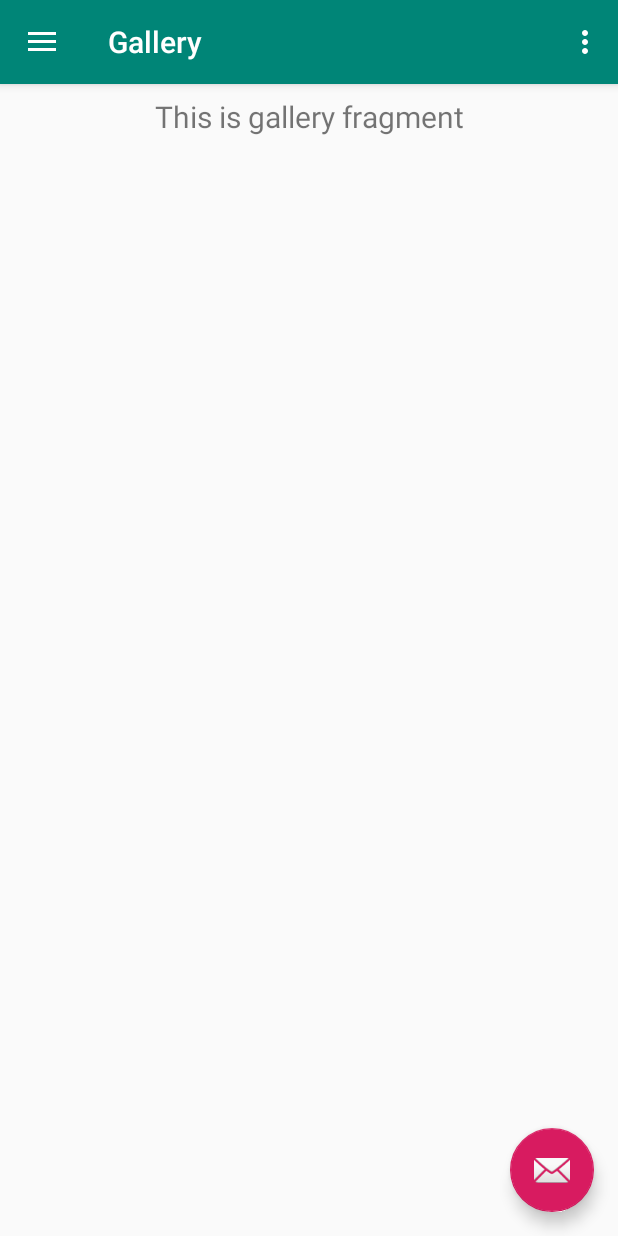
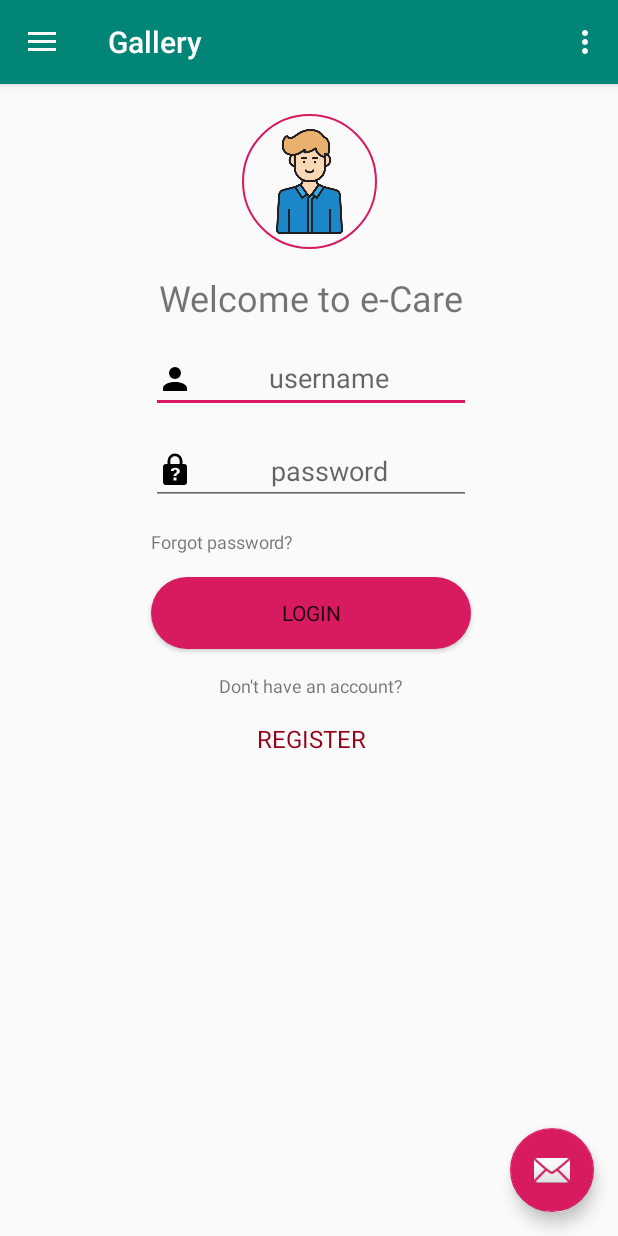
Before and after one commit to xcixor/e-care, an Android app: the screen it shows after launch (NavigationActivity), in the side drawer, after a tap on "Gallery", on a phone screen of 412 x 824 dp. Run offline under Robolectric (Android 15) with nearby library versions, the phone set to English and light mode, and no system bars; our stand-ins replace Firebase (no records; nobody signed in at launch, a user with empty details on screens opened directly), navigation-ui; Roboto replaces fonts that are not available here.

Commit message:
chore(refactor): convert login activity to fragment and delete unnecessary files

```diff
--- a/app/src/main/java/com/ecareuae/e_care/NavigationActivity.java
+++ b/app/src/main/java/com/ecareuae/e_care/NavigationActivity.java
@@ -44,7 +44,7 @@ public class NavigationActivity extends AppCompatActivity {
         // Passing each menu ID as a set of Ids because each
         // menu should be considered as top level destinations.
         mAppBarConfiguration = new AppBarConfiguration.Builder(
-                R.id.nav_home, R.id.nav_gallery, R.id.nav_slideshow,
+                R.id.nav_home, R.id.nav_login, R.id.nav_slideshow,
                 R.id.nav_tools, R.id.nav_share, R.id.nav_send)
                 .setDrawerLayout(drawer)
                 .build();
--- a/app/src/main/java/com/ecareuae/e_care/ui/gallery/GalleryFragment.java
+++ /dev/null
@@ -1,35 +0,0 @@
-package com.ecareuae.e_care.ui.gallery;
-
-import android.os.Bundle;
-import android.view.LayoutInflater;
-import android.view.View;
-import android.view.ViewGroup;
-import android.widget.TextView;
-
-import androidx.annotation.Nullable;
-import androidx.annotation.NonNull;
-import androidx.fragment.app.Fragment;
-import androidx.lifecycle.Observer;
-import androidx.lifecycle.ViewModelProviders;
-
-import com.ecareuae.e_care.R;
-
-public class GalleryFragment extends Fragment {
-
-    private GalleryViewModel galleryViewModel;
-
-    public View onCreateView(@NonNull LayoutInflater inflater,
-                             ViewGroup container, Bundle savedInstanceState) {
-        galleryViewModel =
-                ViewModelProviders.of(this).get(GalleryViewModel.class);
-        View root = inflater.inflate(R.layout.fragment_gallery, container, false);
-        final TextView textView = root.findViewById(R.id.text_gallery);
-        galleryViewModel.getText().observe(this, new Observer<String>() {
-            @Override
-            public void onChanged(@Nullable String s) {
-                textView.setText(s);
-            }
-        });
-        return root;
-    }
-}
--- a/app/src/main/java/com/ecareuae/e_care/ui/home/HomeFragment.java
+++ b/app/src/main/java/com/ecareuae/e_care/ui/home/HomeFragment.java
@@ -3,7 +3,6 @@ package com.ecareuae.e_care.ui.home;
 import android.Manifest;
 import android.app.Dialog;
 import android.content.Context;
-import android.content.Intent;
 import android.content.pm.PackageManager;
 import android.location.Address;
 import android.location.Geocoder;
@@ -14,7 +13,6 @@ import android.view.KeyEvent;
 import android.view.LayoutInflater;
 import android.view.View;
 import android.view.ViewGroup;
-import android.view.WindowManager;
 import android.view.inputmethod.EditorInfo;
 import android.view.inputmethod.InputMethodManager;
 import android.widget.EditText;
@@ -22,19 +20,15 @@ import android.widget.ImageView;
 import android.widget.TextView;
 import android.widget.Toast;
 
-import androidx.annotation.Nullable;
 import androidx.annotation.NonNull;
 import androidx.core.app.ActivityCompat;
 import androidx.core.content.ContextCompat;
 import androidx.fragment.app.Fragment;
 import androidx.fragment.app.FragmentTransaction;
-import androidx.lifecycle.Observer;
 import androidx.lifecycle.ViewModelProviders;
 
-import com.ecareuae.e_care.BookAppointmentActivity;
 import com.ecareuae.e_care.CustomInfoWindowAdapter;
 import com.ecareuae.e_care.FirebaseUtil;
-import com.ecareuae.e_care.MainActivity;
 import com.ecareuae.e_care.MarkerInfo;
 import com.ecareuae.e_care.R;
 import com.ecareuae.e_care.User;
--- /dev/null
+++ b/app/src/main/java/com/ecareuae/e_care/ui/login/LoginFragment.java
@@ -0,0 +1,29 @@
+package com.ecareuae.e_care.ui.login;
+
+import android.os.Bundle;
+import android.view.LayoutInflater;
+import android.view.View;
+import android.view.ViewGroup;
+import android.widget.TextView;
+
+import androidx.annotation.Nullable;
+import androidx.annotation.NonNull;
+import androidx.fragment.app.Fragment;
+import androidx.lifecycle.Observer;
+import androidx.lifecycle.ViewModelProviders;
+
+import com.ecareuae.e_care.R;
+
+public class LoginFragment extends Fragment {
+
+    private LoginViewModel mLoginViewModel;
+
+    public View onCreateView(@NonNull LayoutInflater inflater,
+                             ViewGroup container, Bundle savedInstanceState) {
+        mLoginViewModel =
+                ViewModelProviders.of(this).get(LoginViewModel.class);
+        View root = inflater.inflate(R.layout.fragment_login, container, false);
+
+        return root;
+    }
+}
--- a/app/src/main/java/com/ecareuae/e_care/ui/gallery/GalleryViewModel.java
+++ b/app/src/main/java/com/ecareuae/e_care/ui/login/LoginViewModel.java
@@ -1,14 +1,14 @@
-package com.ecareuae.e_care.ui.gallery;
+package com.ecareuae.e_care.ui.login;
 
 import androidx.lifecycle.LiveData;
 import androidx.lifecycle.MutableLiveData;
 import androidx.lifecycle.ViewModel;
 
-public class GalleryViewModel extends ViewModel {
+public class LoginViewModel extends ViewModel {
 
     private MutableLiveData<String> mText;
 
-    public GalleryViewModel() {
+    public LoginViewModel() {
         mText = new MutableLiveData<>();
         mText.setValue("This is gallery fragment");
     }
--- a/app/src/main/res/layout/fragment_book_appointment.xml
+++ b/app/src/main/res/layout/fragment_book_appointment.xml
@@ -1,13 +1,11 @@
 <?xml version="1.0" encoding="utf-8"?>
 <androidx.constraintlayout.widget.ConstraintLayout xmlns:android="http://schemas.android.com/apk/res/android"
     xmlns:app="http://schemas.android.com/apk/res-auto"
-    xmlns:tools="http://schemas.android.com/tools"
     android:layout_width="match_parent"
     android:layout_height="wrap_content"
     android:paddingLeft="@dimen/internal_padding"
     android:paddingRight="@dimen/internal_padding"
-    android:paddingBottom="10dp"
-    tools:context=".BookAppointmentActivity">
+    android:paddingBottom="10dp">
 
     <TextView
         android:id="@+id/tv_appointment_doctor"
--- a/app/src/main/res/layout/fragment_gallery.xml
+++ /dev/null
@@ -1,19 +0,0 @@
-<?xml version="1.0" encoding="utf-8"?>
-<androidx.constraintlayout.widget.ConstraintLayout xmlns:android="http://schemas.android.com/apk/res/android"
-    xmlns:app="http://schemas.android.com/apk/res-auto"
-    android:layout_width="match_parent"
-    android:layout_height="match_parent">
-
-    <TextView
-        android:id="@+id/text_gallery"
-        android:layout_width="match_parent"
-        android:layout_height="wrap_content"
-        android:layout_marginStart="8dp"
-        android:layout_marginTop="8dp"
-        android:layout_marginEnd="8dp"
-        android:textAlignment="center"
-        android:textSize="20sp"
-        app:layout_constraintEnd_toEndOf="parent"
-        app:layout_constraintStart_toStartOf="parent"
-        app:layout_constraintTop_toTopOf="parent" />
-</androidx.constraintlayout.widget.ConstraintLayout>
--- a/app/src/main/res/layout/fragment_home.xml
+++ b/app/src/main/res/layout/fragment_home.xml
@@ -3,15 +3,13 @@
     xmlns:app="http://schemas.android.com/apk/res-auto"
     xmlns:tools="http://schemas.android.com/tools"
     android:layout_width="match_parent"
-    android:layout_height="match_parent"
-    tools:context=".MainActivity">
+    android:layout_height="match_parent">
 
     <fragment
         android:id="@+id/map"
         android:name="com.google.android.gms.maps.SupportMapFragment"
         android:layout_width="match_parent"
         android:layout_height="match_parent"
-        tools:context="com.ecareuae.e_care.MainActivity"
         tools:layout_editor_absoluteX="34dp"
         tools:layout_editor_absoluteY="130dp" />
 
--- a/app/src/main/res/layout-v26/activity_login.xml
+++ b/app/src/main/res/layout/fragment_login.xml
@@ -6,8 +6,7 @@
     android:layout_height="match_parent"
     android:paddingLeft="@dimen/internal_padding"
     android:paddingTop="20dp"
-    android:paddingRight="@dimen/internal_padding"
-    tools:context=".LoginActivity">
+    android:paddingRight="@dimen/internal_padding">
 
     <ImageView
         android:id="@+id/avatar"
@@ -39,13 +38,13 @@
         android:layout_height="0dp"
         android:layout_marginTop="16dp"
         android:autofillHints=""
+        android:drawableStart="@drawable/ic_name"
+        android:drawableLeft="@drawable/ic_name"
         android:ems="10"
         android:gravity="center"
         android:hint="@string/username_hint"
         android:includeFontPadding="false"
         android:inputType="textPersonName"
-        android:drawableStart="@drawable/ic_name"
-        android:drawableLeft="@drawable/ic_name"
         app:layout_constraintEnd_toEndOf="@+id/textView"
         app:layout_constraintStart_toStartOf="@+id/textView"
         app:layout_constraintTop_toBottomOf="@+id/textView" />
@@ -55,13 +54,13 @@
         android:layout_width="wrap_content"
         android:layout_height="0dp"
         android:layout_marginTop="16dp"
+        android:drawableStart="@drawable/ic_password"
+        android:drawableLeft="@drawable/ic_password"
         android:ems="10"
         android:gravity="center"
         android:hint="@string/password_hint"
         android:importantForAutofill="no"
         android:inputType="textPassword"
-        android:drawableStart="@drawable/ic_password"
-        android:drawableLeft="@drawable/ic_password"
         app:layout_constraintEnd_toEndOf="@+id/et_username"
         app:layout_constraintHorizontal_bias="0.0"
         app:layout_constraintStart_toStartOf="@+id/et_username"
--- a/app/src/main/res/menu/activity_navigation_drawer.xml
+++ b/app/src/main/res/menu/activity_navigation_drawer.xml
@@ -8,10 +8,6 @@
             android:id="@+id/nav_home"
             android:icon="@drawable/ic_menu_camera"
             android:title="@string/menu_home" />
-        <item
-            android:id="@+id/nav_gallery"
-            android:icon="@drawable/ic_menu_gallery"
-            android:title="@string/menu_gallery" />
         <item
             android:id="@+id/nav_slideshow"
             android:icon="@drawable/ic_menu_slideshow"
@@ -32,6 +28,10 @@
                 android:id="@+id/nav_send"
                 android:icon="@drawable/ic_menu_send"
                 android:title="@string/menu_send" />
+            <item
+                android:id="@+id/nav_login"
+                android:icon="@drawable/ic_menu_gallery"
+                android:title="@string/menu_login" />
         </menu>
     </item>
 
--- a/app/src/main/res/navigation/mobile_navigation.xml
+++ b/app/src/main/res/navigation/mobile_navigation.xml
@@ -12,10 +12,10 @@
         tools:layout="@layout/fragment_home" />
 
     <fragment
-        android:id="@+id/nav_gallery"
-        android:name="com.ecareuae.e_care.ui.gallery.GalleryFragment"
-        android:label="@string/menu_gallery"
-        tools:layout="@layout/fragment_gallery" />
+        android:id="@+id/nav_login"
+        android:name="com.ecareuae.e_care.ui.login.LoginFragment"
+        android:label="@string/menu_login"
+        tools:layout="@layout/fragment_login" />
 
     <fragment
         android:id="@+id/nav_slideshow"
--- a/app/src/main/res/values/strings.xml
+++ b/app/src/main/res/values/strings.xml
@@ -58,7 +58,7 @@
     <string name="action_settings">Settings</string>
 
     <string name="menu_home">Home</string>
-    <string name="menu_gallery">Gallery</string>
+    <string name="menu_login">Gallery</string>
     <string name="menu_slideshow">Slideshow</string>
     <string name="menu_tools">Tools</string>
     <string name="menu_share">Share</string>
```
Also changed, not shown: app/src/main/AndroidManifest.xml (+0 -8 lines), app/src/main/java/com/ecareuae/e_care/BookAppointmentActivity.java (deleted, +0 -34 lines), app/src/main/java/com/ecareuae/e_care/LoginActivity.java (deleted, +0 -25 lines), app/src/main/java/com/ecareuae/e_care/MainActivity.java (deleted, +0 -331 lines), app/src/main/res/layout/activity_book_appointment.xml (deleted, +0 -57 lines), app/src/main/res/layout/activity_login.xml (deleted, +0 -56 lines), app/src/main/res/layout/activity_main.xml (deleted, +0 -62 lines).
